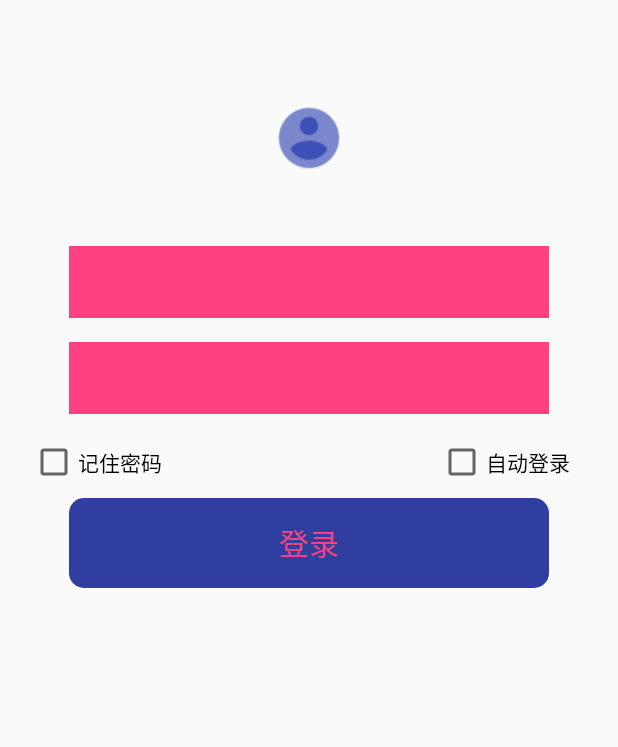
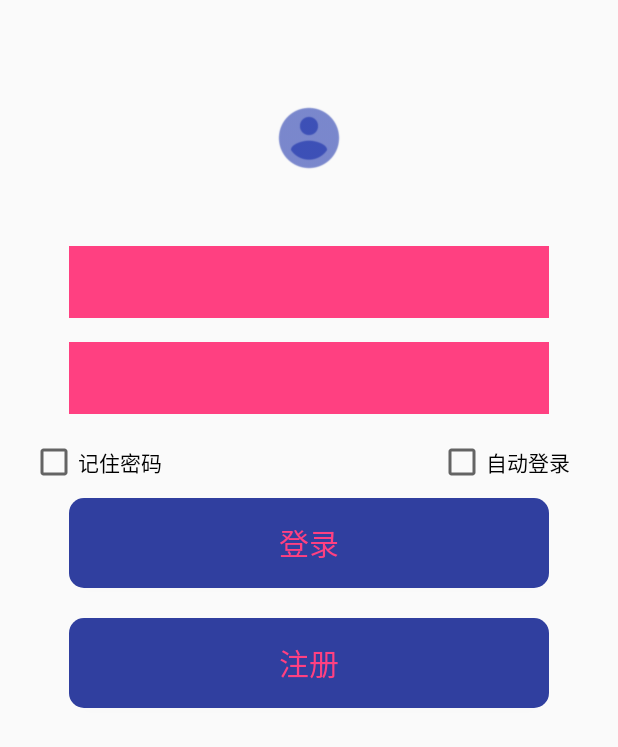
Before and after one commit to Xshes/Book, an Android app: the screen it shows after launch (MainActivity), on a phone screen of 412 x 824 dp. Shown: the top 747 px of the screen. Run offline under Robolectric (Android 15) with nearby library versions, the phone set to English and light mode, and no system bars.

Commit message:
已经写不完了

```diff
--- a/app/build.gradle
+++ b/app/build.gradle
@@ -19,10 +19,11 @@ android {
 }
 
 dependencies {
-    implementation fileTree(dir: 'libs', include: ['*.jar'])
+    implementation fileTree(include: ['*.jar'], dir: 'libs')
     implementation 'com.android.support:appcompat-v7:26.1.0'
     implementation 'com.android.support.constraint:constraint-layout:1.1.0'
     testImplementation 'junit:junit:4.12'
     androidTestImplementation 'com.android.support.test:runner:1.0.2'
     androidTestImplementation 'com.android.support.test.espresso:espresso-core:3.0.2'
+    implementation 'com.android.support:cardview-v7:26.1.0'
 }
--- a/app/src/main/AndroidManifest.xml
+++ b/app/src/main/AndroidManifest.xml
@@ -14,7 +14,6 @@
         <activity android:name=".MainActivity">
             <intent-filter>
                 <action android:name="android.intent.action.MAIN" />
-
                 <category android:name="android.intent.category.LAUNCHER" />
             </intent-filter>
         </activity>
@@ -25,6 +24,8 @@
         <activity android:name=".DetailsActivity"></activity>
         <activity android:name=".ReadBookActivity"/>
         <activity android:name=".TransferBookActivity"/>
+        <activity android:name=".SystemMessageActivity"/>
+        <activity android:name=".RegActivity"/>
 
     </application>
 
--- a/app/src/main/java/com/example/book/ChooseActivity.java
+++ b/app/src/main/java/com/example/book/ChooseActivity.java
@@ -4,6 +4,7 @@ import android.content.Intent;
 import android.database.Cursor;
 import android.net.Uri;
 import android.os.Bundle;
+import android.os.StrictMode;
 import android.provider.MediaStore.MediaColumns;
 import android.view.View;
 import android.view.View.OnClickListener;
@@ -35,6 +36,9 @@ public class ChooseActivity extends BaseActivity {
 	@Override
 	protected void onCreate(Bundle savedInstanceState) {
 		super.onCreate(savedInstanceState);
+		StrictMode.VmPolicy.Builder builder = new StrictMode.VmPolicy.Builder();
+		StrictMode.setVmPolicy(builder.build());
+		builder.detectFileUriExposure();
 		setContentView(R.layout.activity_choose);
 
 		uploadGridView = (GridView) findViewById(R.id.grid_upload_pictures);
--- a/app/src/main/java/com/example/book/MainActivity.java
+++ b/app/src/main/java/com/example/book/MainActivity.java
@@ -22,13 +22,15 @@ public class MainActivity extends Activity {
     private CheckBox rememberpassword_login;
     private CheckBox auto_login;
     private Button button_login;
-    private SharedPreferences sp;
+    private Button button_reg;
+    protected static SharedPreferences sp;
     private String idvalue;
     private String passwordvalue;
     private static final int PASSWORD_MIWEN = 0x81;
 
     @Override
     protected void onCreate(Bundle savedInstanceState) {
+
         super.onCreate(savedInstanceState);
         sp = this.getSharedPreferences("userInfo", Context.MODE_PRIVATE);
         //找到相应的布局及控件
@@ -39,6 +41,7 @@ public class MainActivity extends Activity {
         rememberpassword_login=(CheckBox) findViewById(R.id.login_rememberpassword);
         auto_login=(CheckBox) findViewById(R.id.login_autologin);
         button_login=(Button) findViewById(R.id.login_button);
+        button_reg=(Button)findViewById(R.id.reg_button);
 
         if (sp.getBoolean("ischeck",false)){
             rememberpassword_login.setChecked(true);
@@ -52,6 +55,15 @@ public class MainActivity extends Activity {
                 startActivity(intent);
             }
         }
+
+        button_reg.setOnClickListener(new View.OnClickListener() {
+            @Override
+            public void onClick(View view) {
+                Intent intent = new Intent(MainActivity.this,RegActivity.class);
+                startActivity(intent);
+                finish();
+            }
+        });
 
         button_login.setOnClickListener(new View.OnClickListener() {
             @Override
--- a/app/src/main/res/layout/activity_main.xml
+++ b/app/src/main/res/layout/activity_main.xml
@@ -65,4 +65,15 @@
         android:text="登录"
         android:textSize="20dp"
         android:textColor="@color/colorAccent"/>
+
+    <Button
+        android:layout_gravity="center"
+        android:id="@+id/reg_button"
+        android:layout_width="320dp"
+        android:layout_height="60dp"
+        android:layout_marginTop="20dp"
+        android:background="@drawable/shape"
+        android:text="注册"
+        android:textSize="20dp"
+        android:textColor="@color/colorAccent"/>
 </LinearLayout>
--- a/app/src/main/res/layout/tab3.xml
+++ b/app/src/main/res/layout/tab3.xml
@@ -54,7 +54,7 @@
         <LinearLayout style="@style/bottom_layout">
             <TextView style="@style/usertext" android:text="消息通知" />
             <ImageButton
-                android:id="@+id/mymessage"
+                android:id="@+id/sys_message"
                 style="@style/img_arrow"
                 android:background="@android:color/transparent"/>
         </LinearLayout>
@@ -65,9 +65,9 @@
     <!-- 全圆角-->
     <LinearLayout style="@style/wrap_layout">
         <LinearLayout style="@style/single_layout">
-            <TextView style="@style/usertext" android:text="辅助功能"/>
+            <TextView style="@style/usertext" android:text="注销"/>
             <ImageButton
-                android:id="@+id/myassist"
+                android:id="@+id/myexit"
                 style="@style/img_arrow"
                 android:background="@android:color/transparent"/>
         </LinearLayout>
```
Also changed, not shown: app/src/main/java/com/example/book/BaseActivity.java (+38 -1 lines), app/src/main/java/com/example/book/InfoFragment.java (+23 -0 lines), app/src/main/java/com/example/book/SystemMessage.java (added, +17 -0 lines), app/src/main/java/com/example/book/SystemMessageAdapter.java (added, +29 -0 lines), app/src/main/res/values/colors.xml (+10 -0 lines), app/src/main/res/values/styles.xml (+21 -0 lines).
